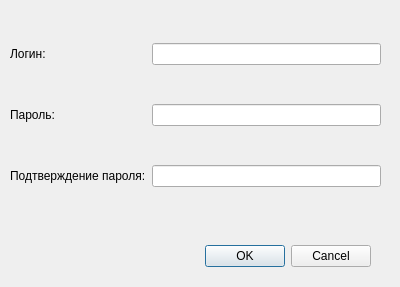
First picture: the form in reg.ui, repository gigantina/watch_people, before the edit.
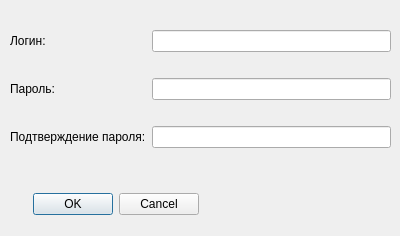
Second picture: the form after the edit.

```diff
--- a/reg.ui
+++ b/reg.ui
@@ -7,7 +7,7 @@
     <x>0</x>
     <y>0</y>
     <width>400</width>
-    <height>287</height>
+    <height>236</height>
    </rect>
   </property>
   <property name="windowTitle">
@@ -16,10 +16,10 @@
   <widget class="QDialogButtonBox" name="buttonBox">
    <property name="geometry">
     <rect>
-     <x>30</x>
-     <y>240</y>
-     <width>341</width>
-     <height>32</height>
+     <x>10</x>
+     <y>190</y>
+     <width>189</width>
+     <height>29</height>
     </rect>
    </property>
    <property name="orientation">
@@ -29,13 +29,13 @@
     <set>QDialogButtonBox::Cancel|QDialogButtonBox::Ok</set>
    </property>
   </widget>
-  <widget class="QWidget" name="gridLayoutWidget">
+  <widget class="QWidget" name="">
    <property name="geometry">
     <rect>
      <x>10</x>
      <y>10</y>
-     <width>371</width>
-     <height>211</height>
+     <width>381</width>
+     <height>161</height>
     </rect>
    </property>
    <layout class="QGridLayout" name="gridLayout">
```
